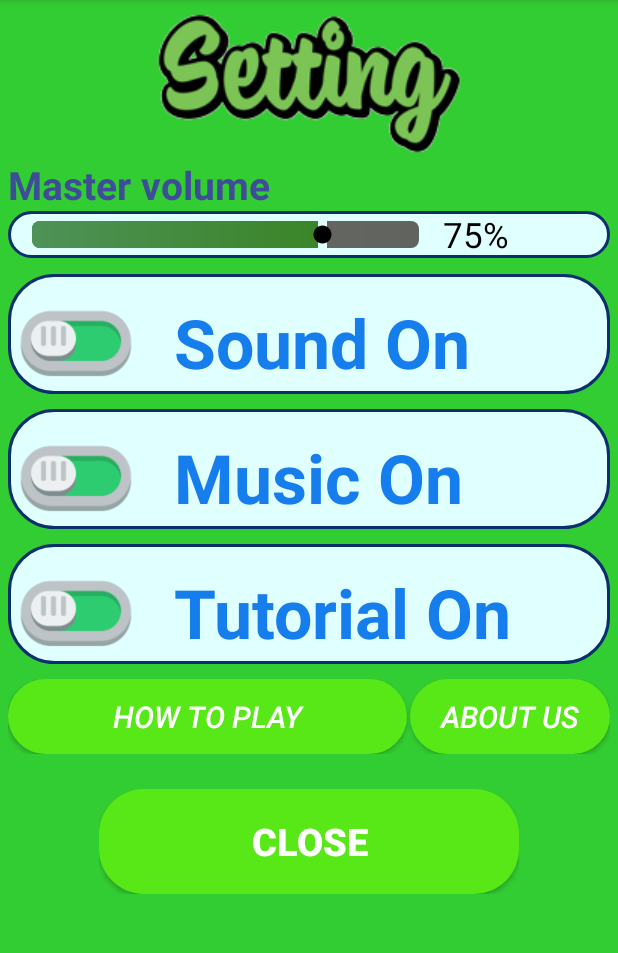
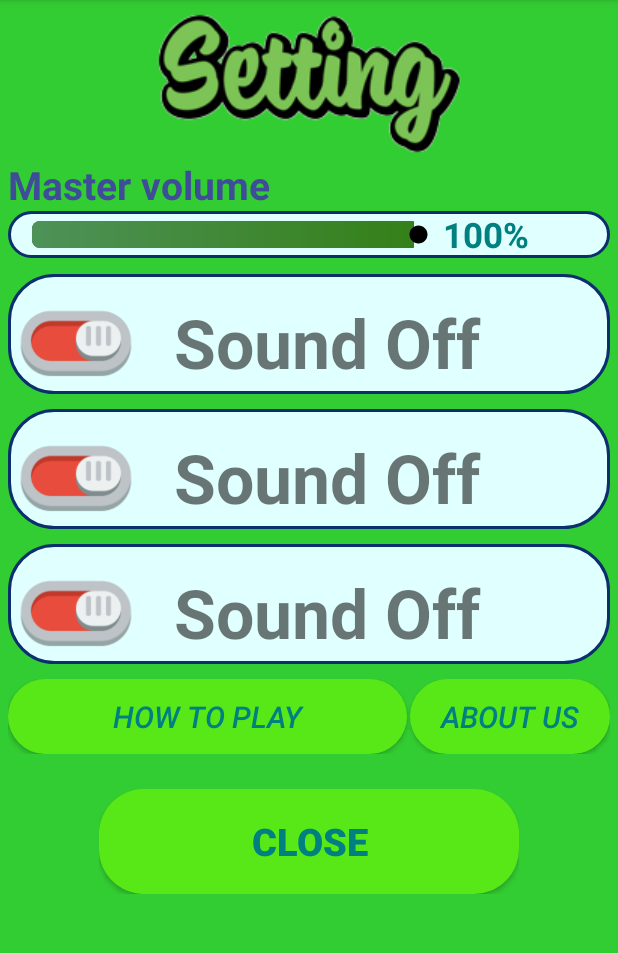
Before and after one commit to nhom2-ltdd2/DoAn-ColorBubble, an Android app: the SettingActivity screen opened directly, with no data from a screen before it, on a phone screen of 412 x 824 dp, the part 84-1037 px from its top. Run offline under Robolectric (Android 15) with nearby library versions, the phone set to English and light mode, and no system bars.

Commit message:
Cap nhat Share Reference cho setting layout

```diff
--- a/ColorBubble/app/src/main/java/vn/edu/tdc/nhom2/colorbubble/SettingActivity.java
+++ b/ColorBubble/app/src/main/java/vn/edu/tdc/nhom2/colorbubble/SettingActivity.java
@@ -1,6 +1,7 @@
 package vn.edu.tdc.nhom2.colorbubble;
 
 import android.content.Intent;
+import android.content.SharedPreferences;
 import android.graphics.drawable.AnimationDrawable;
 import android.support.v7.app.AlertDialog;
 import android.support.v7.app.AppCompatActivity;
@@ -23,11 +24,14 @@ public class SettingActivity extends AppCompatActivity {
     LinearLayout mylayout;
     AnimationDrawable animationDrawable;
 
+    SharedPreferences sharedPreferences;
+
     int progress = 75;
     @Override
     protected void onCreate(Bundle savedInstanceState) {
         super.onCreate(savedInstanceState);
         setContentView(R.layout.activity_setting);
+
         //hiệu ứng khi chuyển sang activity mới
         overridePendingTransition(R.anim.slide_in_right,R.anim.slide_out_left);
 
@@ -44,10 +48,17 @@ public class SettingActivity extends AppCompatActivity {
         volumebar = (SeekBar) findViewById(R.id.volume_bar);
         edtvolume = (TextView) findViewById(R.id.volume_number);
 
-        //Mặc định là ON khi được mở
-        tbtnsound.setChecked(true);
-        tbtnmusic.setChecked(true);
-        tbtntutorial.setChecked(true);
+        //share preference
+        sharedPreferences = getSharedPreferences("datasetting" , MODE_PRIVATE);
+        //lấy giá trị share preference
+        tbtnsound.setChecked(sharedPreferences.getBoolean("sound",false));
+        edtsound.setText(sharedPreferences.getString("soundtext","Sound Off"));
+        tbtnmusic.setChecked(sharedPreferences.getBoolean("music",false));
+        edtmusic.setText(sharedPreferences.getString("musictext","Sound Off"));
+        tbtntutorial.setChecked(sharedPreferences.getBoolean("tutorial",false));
+        edttutorial.setText(sharedPreferences.getString("tutorialtext","Sound Off"));
+        progress = sharedPreferences.getInt("volume",100);
+        edtvolume.setText(progress+"");
 
         //khai báo các hàm xử lý
         soundClick();
@@ -67,6 +78,7 @@ public class SettingActivity extends AppCompatActivity {
             public void onProgressChanged(SeekBar seekBar, int i, boolean b) {
                 progress = i;
                 edtvolume.setText(""+progress+"%");
+                LuuVolume();
             }
 
             @Override
@@ -79,6 +91,12 @@ public class SettingActivity extends AppCompatActivity {
 
             }
         });
+    }
+    private void LuuVolume()
+    {
+        SharedPreferences.Editor editor = sharedPreferences.edit();
+        editor.putInt("volume",progress);
+        editor.commit();
     }
     public void cirClick()
     {
@@ -136,10 +154,18 @@ public class SettingActivity extends AppCompatActivity {
                 {
                     edtsound.setText("Sound On");
                     edtsound.setTextColor(getResources().getColor(R.color.blue));
+                    SharedPreferences.Editor editor = sharedPreferences.edit();
+                    editor.putBoolean("sound", true);
+                    editor.putString("soundtext","Sound On");
+                    editor.commit();
                 }else
                 {
                     edtsound.setText("Sound Off");
                     edtsound.setTextColor(getResources().getColor(R.color.gray2));
+                    SharedPreferences.Editor editor = sharedPreferences.edit();
+                    editor.putBoolean("sound", false);
+                    editor.putString("soundtext","Sound Off");
+                    editor.commit();
                 }
             }
         });
@@ -154,10 +180,18 @@ public class SettingActivity extends AppCompatActivity {
                 {
                     edtmusic.setText("Music On");
                     edtmusic.setTextColor(getResources().getColor(R.color.blue));
+                    SharedPreferences.Editor editor = sharedPreferences.edit();
+                    editor.putBoolean("music", true);
+                    editor.putString("musictext","Music On");
+                    editor.commit();
                 }else
                 {
                     edtmusic.setText("Music Off");
                     edtmusic.setTextColor(getResources().getColor(R.color.gray2));
+                    SharedPreferences.Editor editor = sharedPreferences.edit();
+                    editor.putBoolean("music", false);
+                    editor.putString("musictext","Music Off");
+                    editor.commit();
                 }
             }
         });
@@ -172,10 +206,18 @@ public class SettingActivity extends AppCompatActivity {
                 {
                     edttutorial.setText("Tutorial On");
                     edttutorial.setTextColor(getResources().getColor(R.color.blue));
+                    SharedPreferences.Editor editor = sharedPreferences.edit();
+                    editor.putBoolean("tutorial", true);
+                    editor.putString("tutorialtext","Tutorial On");
+                    editor.commit();
                 }else
                 {
                     edttutorial.setText("Tutorial Off");
                     edttutorial.setTextColor(getResources().getColor(R.color.gray2));
+                    SharedPreferences.Editor editor = sharedPreferences.edit();
+                    editor.putBoolean("tutorial", false);
+                    editor.putString("tutorialtext","Tutorial Off");
+                    editor.commit();
                 }
             }
         });
--- a/ColorBubble/app/src/main/res/drawable/toggle_switch.xml
+++ b/ColorBubble/app/src/main/res/drawable/toggle_switch.xml
@@ -1,5 +1,5 @@
 <?xml version="1.0" encoding="utf-8"?>
 <selector xmlns:android="http://schemas.android.com/apk/res/android">
+    <item android:drawable="@drawable/switchonicon" android:state_checked="true"/>
     <item android:drawable="@drawable/switchofficon" android:state_checked="false"/>
-    <item android:drawable="@drawable/switchonicon" android:state_checked="true"/>
 </selector>
--- a/ColorBubble/app/src/main/res/layout/activity_setting.xml
+++ b/ColorBubble/app/src/main/res/layout/activity_setting.xml
@@ -57,7 +57,8 @@
                 android:id="@+id/volume_number"
                 android:layout_width="wrap_content"
                 android:layout_height="wrap_content"
-                android:textColor="#000000"
+                android:textColor="#008080"
+                android:textStyle="bold"
                 android:textSize="23sp"
                 android:text="75"
                 />
@@ -96,8 +97,6 @@
             android:layout_marginLeft="20dp"
             android:textSize="45sp"
             android:textStyle="bold"
-            android:textColor="#157DEC"
-            android:text="Sound On"
             />
     </LinearLayout>
 
@@ -129,8 +128,6 @@
             android:layout_height="50dp"
             android:layout_marginLeft="20dp"
             android:layout_marginTop="15dp"
-            android:text="Music On"
-            android:textColor="#157DEC"
             android:textSize="45sp"
             android:textStyle="bold" />
     </LinearLayout>
@@ -166,8 +163,6 @@
             android:layout_marginLeft="20dp"
             android:textSize="45sp"
             android:textStyle="bold"
-            android:textColor="#157DEC"
-            android:text="Tutorial On"
             />
     </LinearLayout>
 
@@ -187,7 +182,7 @@
             android:layout_marginRight="2dp"
             android:layout_weight="1"
             android:textStyle="italic"
-            android:textColor="#FFFFFF"
+            android:textColor="#008080"
             android:textSize="20sp"
             android:background="@drawable/buttonstyleselector"
             android:text="How to play"
@@ -200,7 +195,7 @@
             android:text="About us"
             android:textStyle="italic"
             android:textSize="20sp"
-            android:textColor="#FFFFFF"
+            android:textColor="#008080"
             android:background="@drawable/buttonstyleselector"
             android:layout_weight="2"
             />
@@ -221,7 +216,7 @@
             android:layout_height="match_parent"
             android:text="Close"
             android:textStyle="bold"
-            android:textColor="#FFFFFF"
+            android:textColor="#008080"
             android:textSize="25sp"
             android:background="@drawable/buttonstyleselector"
             />
```
